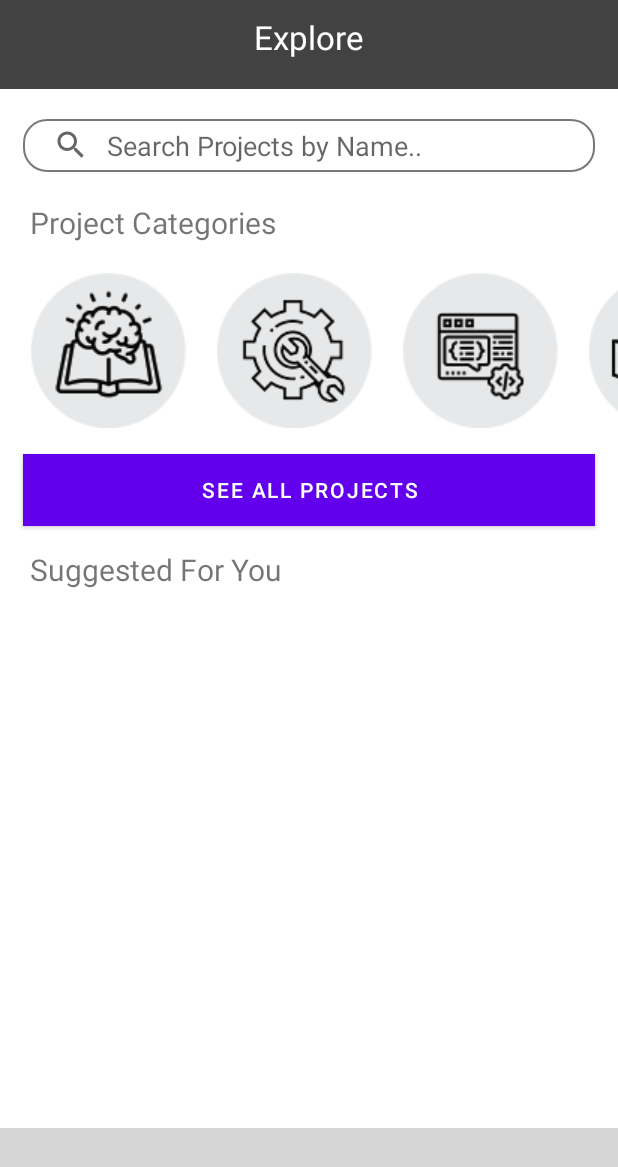
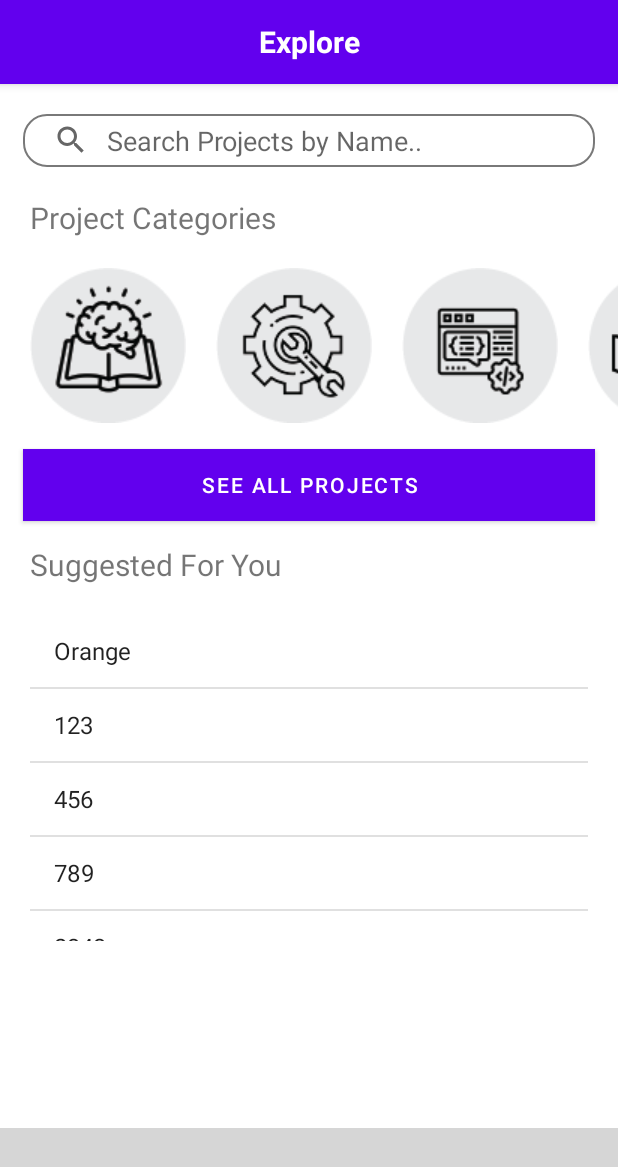
Before and after one commit to khaizon/Amigo-Project, an Android app: the screen it shows after launch (MainActivity), on a phone screen of 412 x 824 dp. Shown: the top 1167 px of the screen. Run offline under Robolectric (Android 15) with nearby library versions, the phone set to English and light mode, and no system bars; our stand-ins replace CircleImageView; libraries missing offline, so code that uses them is left out: com.ismaeldivita.chipnavigation; plain views replace ChipNavigationBar; 2 statements that could not run were skipped; grey boxes are pictures that could not be loaded.

```diff
--- a/app/src/main/AndroidManifest.xml
+++ b/app/src/main/AndroidManifest.xml
@@ -9,6 +9,7 @@
         android:roundIcon="@mipmap/ic_launcher_round"
         android:supportsRtl="true"
         android:theme="@style/Theme.AmigoProject">
+        <activity android:name=".ExploreProjectListings"></activity>
         <activity android:name=".MainActivity">
             <intent-filter>
                 <action android:name="android.intent.action.MAIN" />
--- a/app/src/main/java/com/example/amigoproject/MainActivity.java
+++ b/app/src/main/java/com/example/amigoproject/MainActivity.java
@@ -1,14 +1,88 @@
 package com.example.amigoproject;
 
+import androidx.appcompat.app.ActionBar;
 import androidx.appcompat.app.AppCompatActivity;
 
+import android.content.Intent;
+import android.graphics.Typeface;
 import android.os.Bundle;
+import android.view.Gravity;
+import android.view.View;
+import android.widget.ArrayAdapter;
+import android.widget.Button;
+import android.widget.LinearLayout;
+import android.widget.ListView;
+import android.widget.TextView;
+
+import com.ismaeldivita.chipnavigation.ChipNavigationBar;
+
+import java.util.ArrayList;
+import java.util.List;
 
 public class MainActivity extends AppCompatActivity {
+
+    // for testing purposes, Main Activity file should be compiled after every view has been completed.
+
+    ListView suggestedListView;
+    List suggestedList = new ArrayList();
+    ArrayAdapter adapter;
+    ChipNavigationBar menu_bottom;
+    private Button seeAllButton;
+
 
     @Override
     protected void onCreate(Bundle savedInstanceState) {
         super.onCreate(savedInstanceState);
+        // use this to switch between activity views
         setContentView(R.layout.activity_main);
+        this.setTitle("Explore");
+
+        seeAllButton = findViewById(R.id.seeAllButton);
+        seeAllButton.setOnClickListener(new View.OnClickListener() {
+            @Override
+            public void onClick(View v) {
+                openProjectListings();
+            }
+        });
+
+        menu_bottom = findViewById(R.id.navigation);
+        menu_bottom.setItemSelected(0, true);
+
+        suggestedListView = findViewById(R.id.suggestedListView);
+
+        suggestedList.add("Orange");
+        suggestedList.add("123");
+        suggestedList.add("456");
+        suggestedList.add("789");
+        suggestedList.add("2343e");
+        suggestedList.add("2343e");
+        suggestedList.add("2sdsa");
+        suggestedList.add("23dsfdsfe");
+
+        adapter = new ArrayAdapter(MainActivity.this,android.R.layout.simple_list_item_1,suggestedList);
+        suggestedListView.setAdapter(adapter);
+
+
     }
+
+    private void openProjectListings() {
+        Intent intent = new Intent(this, ExploreProjectListings.class);
+        startActivity(intent);
+
+    }
+
+    public void setTitle(String title){
+        getSupportActionBar().setHomeButtonEnabled(true);
+        getSupportActionBar().setDisplayHomeAsUpEnabled(true);
+        TextView textView = new TextView(this);
+        textView.setText(title);
+        textView.setTextSize(20);
+        textView.setTypeface(null, Typeface.BOLD);
+        textView.setLayoutParams(new LinearLayout.LayoutParams(LinearLayout.LayoutParams.FILL_PARENT, LinearLayout.LayoutParams.WRAP_CONTENT));
+        textView.setGravity(Gravity.CENTER);
+        textView.setTextColor(getResources().getColor(R.color.white));
+        getSupportActionBar().setDisplayOptions(ActionBar.DISPLAY_SHOW_CUSTOM);
+        getSupportActionBar().setCustomView(textView);
+    }
+
 }
--- a/app/src/main/res/layout/activity_main.xml
+++ b/app/src/main/res/layout/activity_main.xml
@@ -22,16 +22,16 @@ android:background=""-->
             android:layout_marginRight="0dp"
             android:background="@color/cardview_dark_background">
 
-            <TextView
-                android:layout_width="wrap_content"
-                android:layout_height="wrap_content"
-                android:layout_centerHorizontal="true"
-                android:layout_marginTop="10dp"
-                android:layout_marginBottom="20dp"
-                android:text="Explore"
-                android:textColor="#FFFFFF"
-                android:textSize="22sp"
-                tools:layout_centerInParent="true" />
+<!--            <TextView-->
+<!--                android:layout_width="wrap_content"-->
+<!--                android:layout_height="wrap_content"-->
+<!--                android:layout_centerHorizontal="true"-->
+<!--                android:layout_marginTop="10dp"-->
+<!--                android:layout_marginBottom="20dp"-->
+<!--                android:text="Explore"-->
+<!--                android:textColor="#FFFFFF"-->
+<!--                android:textSize="22sp"-->
+<!--                tools:layout_centerInParent="true" />-->
 
             <!-- load profile picture, can be in profile page-->
             <!--            <de.hdodenhof.circleimageview.CircleImageView-->
@@ -58,7 +58,7 @@ android:background=""-->
             android:queryHint="Search Projects by Name.." />
 
         <TextView
-            android:id="@+id/projectCategories"
+            android:id="@+id/projectCategoriesTitle"
             android:layout_width="match_parent"
             android:layout_height="wrap_content"
             android:layout_marginLeft="20dp"
@@ -130,26 +130,18 @@ android:background=""-->
             />
 
         <TextView
-            android:id="@+id/suggestedProjects"
+            android:id="@+id/suggestedTitle"
             android:layout_width="match_parent"
             android:layout_height="wrap_content"
             android:layout_marginLeft="20dp"
             android:text="Suggested For You"
             android:textSize="20sp" />
 
-        <ScrollView
+        <ListView
+            android:id="@+id/suggestedListView"
             android:layout_width="match_parent"
-            android:layout_height="wrap_content">
-
-            <ExpandableListView
-                android:layout_width="match_parent"
-                android:layout_height="wrap_content"
-                android:padding="20dp"
-                />
-
-
-        </ScrollView>
-
+            android:layout_height="257dp"
+            android:padding="20dp" />
 
 
         <!--        <GridLayout-->
@@ -162,11 +154,13 @@ android:background=""-->
     </LinearLayout>
 
     <com.ismaeldivita.chipnavigation.ChipNavigationBar
+        android:id="@+id/navigation"
         android:layout_width="match_parent"
         android:layout_height="72dp"
         android:layout_alignParentBottom="true"
         android:background="@color/cardview_dark_background"
         app:cnb_menuResource="@menu/menu_bottom"
+
 
         />
 
--- a/app/src/main/res/values/themes.xml
+++ b/app/src/main/res/values/themes.xml
@@ -1,6 +1,6 @@
 <resources xmlns:tools="http://schemas.android.com/tools">
     <!-- Base application theme. -->
-    <style name="Theme.AmigoProject" parent="Theme.MaterialComponents.DayNight.NoActionBar">
+    <style name="Theme.AmigoProject" parent="Theme.MaterialComponents.DayNight.DarkActionBar">
         <!-- Primary brand color. -->
         <item name="colorPrimary">@color/purple_500</item>
         <item name="colorPrimaryVariant">@color/cardview_dark_background</item>
```
Also changed, not shown: app/src/main/java/com/example/amigoproject/ExploreProjectListings.java (added, +59 -0 lines).
